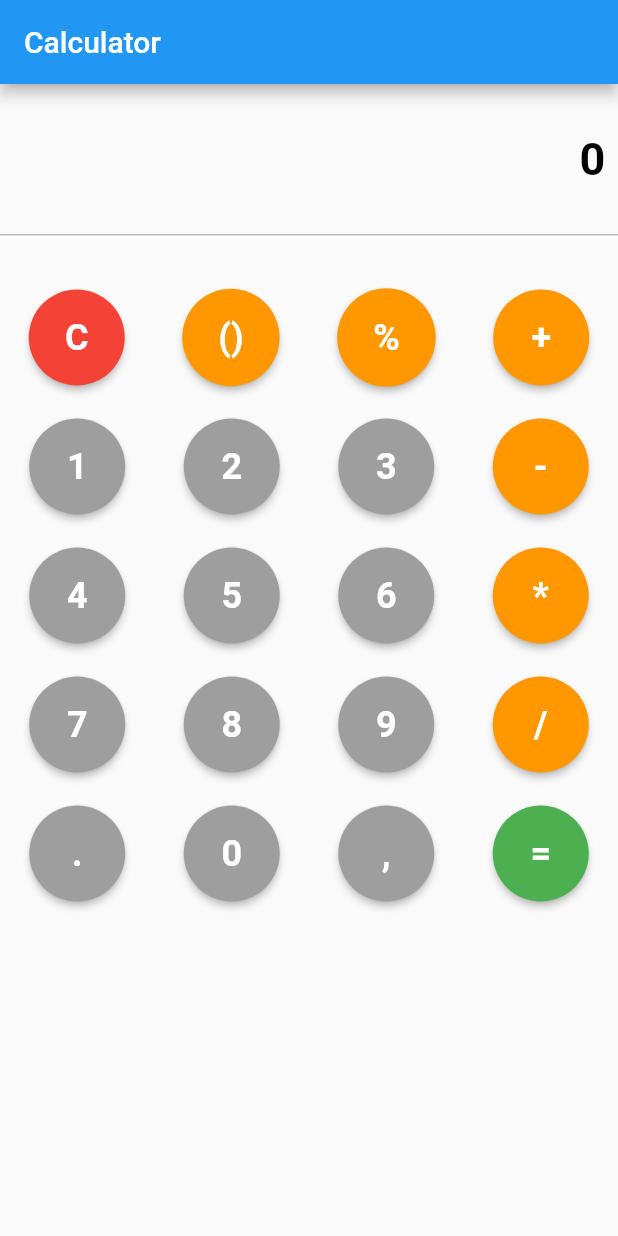
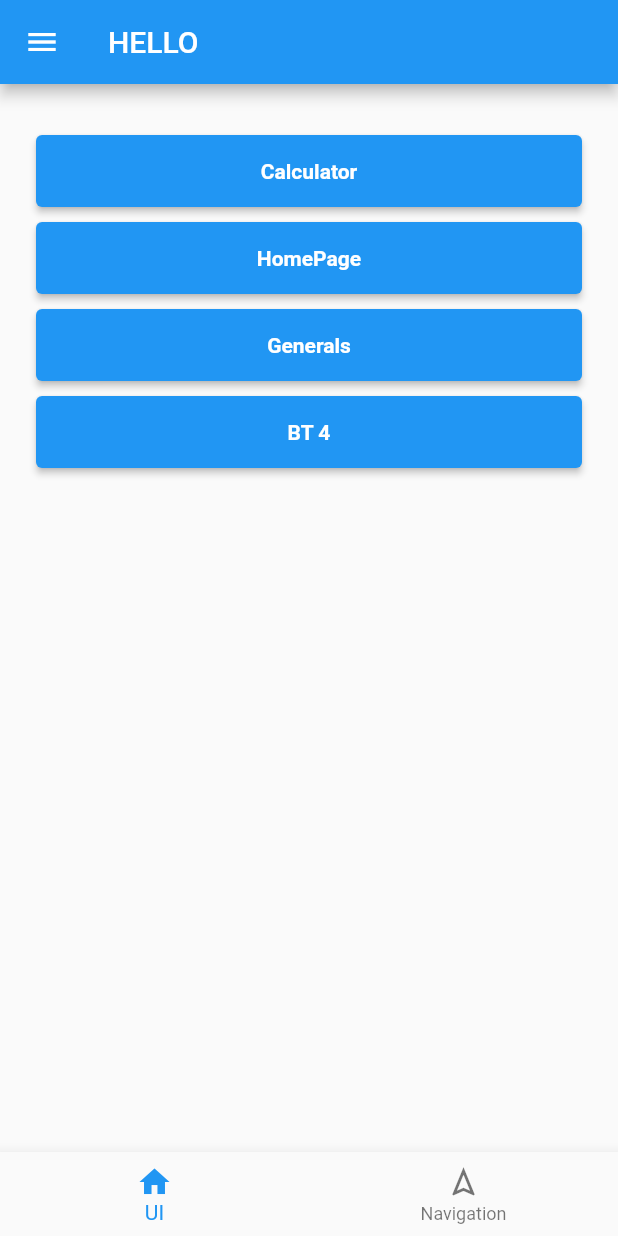
Before and after one commit to DoanTienThanhDev/learn_flutters, a Flutter app: the screen it shows after launch, on a phone screen of 412 x 824 dp. Run offline on Flutter 3.47's test engine with Material 2 defaults, Android fonts, the phone set to English and light mode, and no system bars.

Commit message:
Learn navigation

```diff
--- /dev/null
+++ b/lib/Date_3_Navigator/BT1.dart
@@ -0,0 +1,38 @@
+import 'package:flutter/material.dart';
+
+void main() {
+  runApp(const EX1());
+}
+
+class EX1 extends StatelessWidget {
+  const EX1({Key? key}) : super(key: key);
+
+  @override
+  Widget build(BuildContext context) {
+    return MaterialApp(
+      title: 'Flutter Demo',
+      theme: ThemeData(),
+      home: const MyHomePage(title: 'Navigator'),
+    );
+  }
+}
+
+class MyHomePage extends StatefulWidget {
+  const MyHomePage({Key? key, required this.title}) : super(key: key);
+  final String title;
+
+  @override
+  State<MyHomePage> createState() => _MyHomePageState();
+}
+
+class _MyHomePageState extends State<MyHomePage> {
+  @override
+  Widget build(BuildContext context) {
+    return Scaffold(
+      appBar: AppBar(
+        title: Text(widget.title),
+      ),
+      body: Text('sadsa'),
+    );
+  }
+}
--- /dev/null
+++ b/lib/navigation.dart
@@ -0,0 +1,74 @@
+import 'package:flutter/material.dart';
+import 'package:homework/Date_2/Ex4.dart';
+import 'package:homework/Date_2/calculator.dart';
+import 'package:homework/Date_2/generals.dart';
+import 'package:homework/Date_2/homePage.dart';
+
+
+
+class MyHomePage extends StatefulWidget {
+  const MyHomePage({Key? key, required this.title}) : super(key: key);
+  final String title;
+
+  @override
+  State<MyHomePage> createState() => _MyHomePageState();
+}
+
+class _MyHomePageState extends State<MyHomePage> {
+  final ButtonStyle btnStyle = ElevatedButton.styleFrom(
+      padding: const EdgeInsets.symmetric(horizontal: 100, vertical: 15));
+
+  @override
+  Widget build(BuildContext context) {
+    var buttons = [
+      {'title': 'Calculator', 'onPress': const Calculator()},
+      {'title': 'HomePage', 'onPress': const HomePage()},
+      {'title': 'Generals', 'onPress': const Generals()},
+      {'title': 'BT 4', 'onPress': const Ex4()},
+    ];
+    return Scaffold(
+      appBar: AppBar(
+          title: Text(widget.title),
+          leading: IconButton(icon: const Icon(Icons.menu), onPressed: () {})),
+      body: Padding(
+        padding: const EdgeInsets.all(24.0),
+        child: Column(
+          children: buttons.map((item) {
+            dynamic onPressNavigation = item['onPress'] ;
+            return Padding(
+              padding: const EdgeInsets.only(top: 10.0),
+              child: SizedBox(
+                height: 48,
+                width: MediaQuery.of(context).size.width - 48,
+                child: ElevatedButton(
+                  onPressed: () {
+                    Navigator.push(
+                      context,
+                      MaterialPageRoute(
+                          builder: (context) => onPressNavigation),
+                    );
+                  },
+                  child: Text(
+                    "${item['title']}",
+                    style: const TextStyle(
+                        fontSize: 14,
+                        fontWeight: FontWeight.w600,
+                        color: Colors.white),
+                  ),
+                  style: btnStyle,
+                ),
+              ),
+            );
+          }).toList(),
+        ),
+      ),
+      bottomNavigationBar: BottomNavigationBar(
+        items: const <BottomNavigationBarItem>[
+          BottomNavigationBarItem(icon: Icon(Icons.home), label: 'UI'),
+          BottomNavigationBarItem(
+              icon: Icon(Icons.navigation_outlined), label: 'Navigation'),
+        ],
+      ),
+    );
+  }
+}
```
Also changed, not shown: lib/Date_2/Ex4.dart (+9 -12 lines), lib/Date_2/calculator.dart (+23 -17 lines), lib/Date_2/generals.dart (+7 -11 lines), lib/Date_2/homePage.dart (+14 -15 lines), lib/main.dart (+6 -6 lines).
